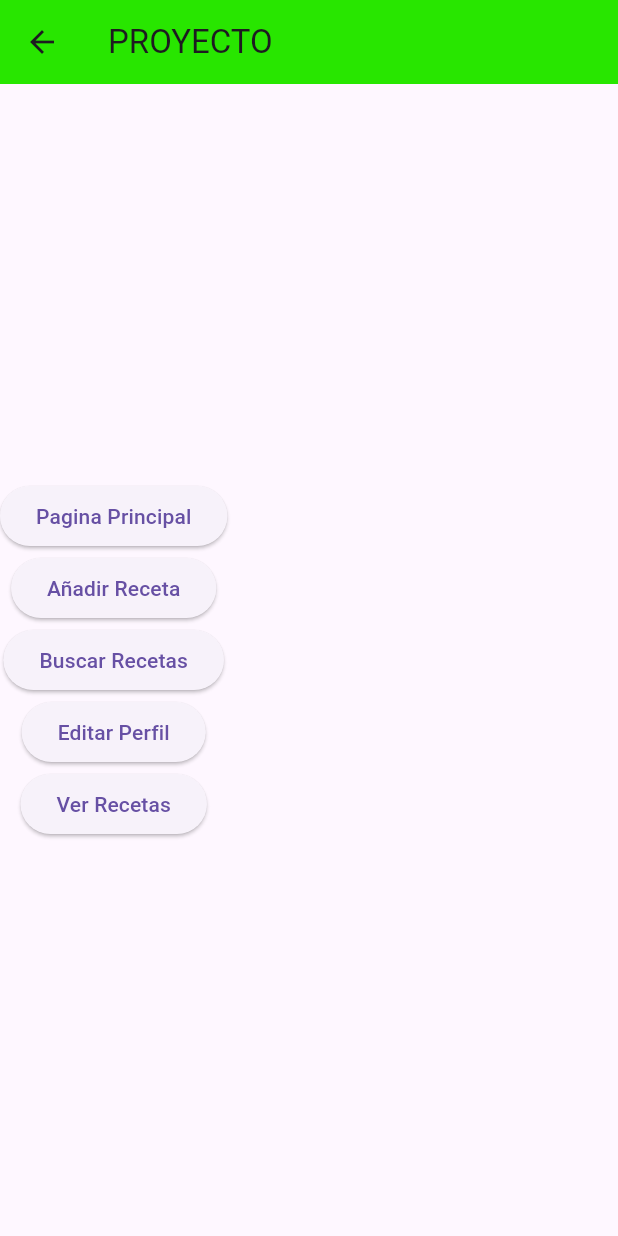
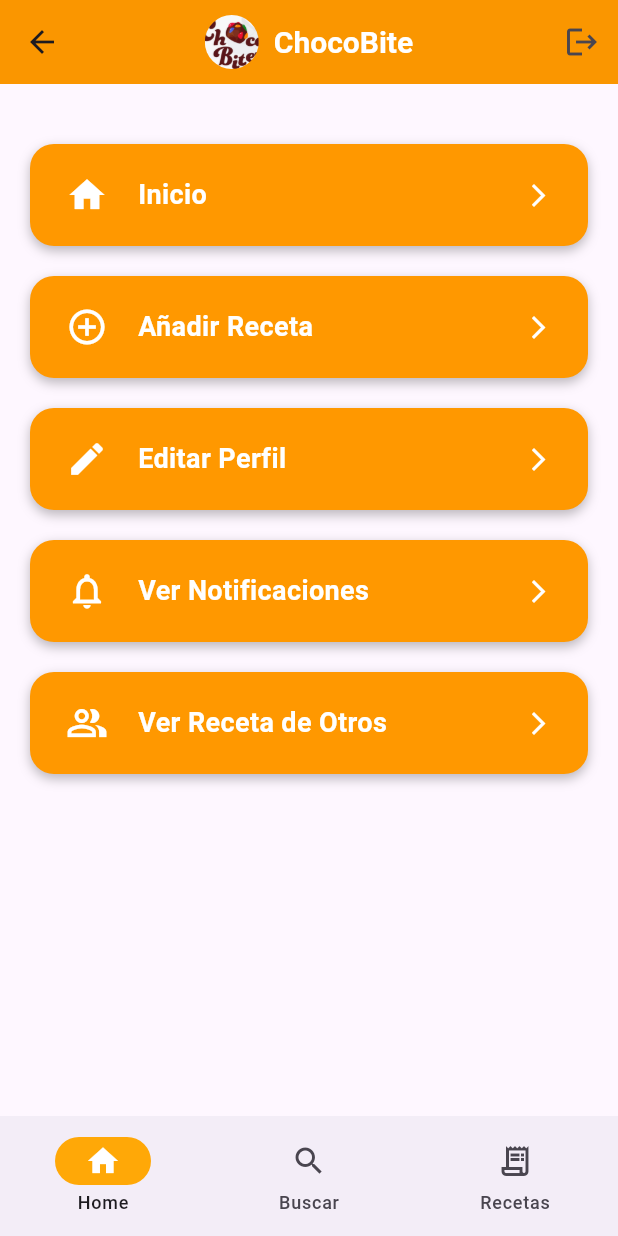
Before and after one commit to FioreEnojona/movil2Proyecto, a Flutter app: the Menu screen opened by its route, on a phone screen of 412 x 824 dp. Run offline on Flutter 3.47's test engine with Material 3 defaults, Android fonts, the phone set to English and light mode, and no system bars; our stand-ins replace sqflite; accounts and stored records are empty.

Commit message:
ya sirve todo, bueno hasta donde puede servir

```diff
--- a/lib/menu.dart
+++ b/lib/menu.dart
@@ -1,50 +1,219 @@
 import 'package:flutter/material.dart';
+import 'verReceta.dart';
+import 'Busqueda.dart';
+import 'recetasOtros.dart';
 
-class Menu extends StatelessWidget {
+class Menu extends StatefulWidget {
   const Menu({Key? key}) : super(key: key);
+
+  @override
+  State<Menu> createState() => _MenuState();
+}
+
+class _MenuState extends State<Menu> {
+  int _currentIndex = 0;
+
+  void _navigateToPage(int index) {
+    setState(() {
+      _currentIndex = index;
+    });
+  }
+
+  final List<Widget> _pages = [];
+
+  @override
+  void initState() {
+    super.initState();
+    _pages.addAll([
+      HomePage(onTap: _navigateToPage),
+      const BusquedaScreen(),
+      const VerRecetaPage(),
+    ]);
+  }
 
   @override
   Widget build(BuildContext context) {
     return Scaffold(
       appBar: AppBar(
-        backgroundColor: const Color.fromARGB(255, 40, 230, 0),
-        title: const Text("PROYECTO"),
+        backgroundColor: const Color.fromARGB(255, 250, 150, 0),
+        centerTitle: true,
+        title: Row(
+          mainAxisSize: MainAxisSize.min,
+          children: [
+            ClipOval(
+              child: Image.asset(
+                'assets/images/logo_chocobite.jpg',
+                height: 36,
+                width: 36,
+                fit: BoxFit.cover,
+                errorBuilder: (context, error, stackTrace) {
+                  return const Icon(
+                    Icons.image_not_supported,
+                    color: Colors.white,
+                  );
+                },
+              ),
+            ),
+            const SizedBox(width: 10),
+            const Text(
+              'ChocoBite',
+              style: TextStyle(
+                fontSize: 20,
+                fontWeight: FontWeight.bold,
+                color: Colors.white,
+              ),
+            ),
+          ],
+        ),
+        actions: [
+          IconButton(
+            icon: const Icon(Icons.logout),
+            tooltip: 'Cerrar sesión',
+            onPressed: () {
+              showDialog(
+                context: context,
+                builder:
+                    (context) => AlertDialog(
+                      title: const Text("Cerrar sesión"),
+                      content: const Text(
+                        "¿Estás seguro de que querés cerrar sesión?",
+                      ),
+                      actions: [
+                        TextButton(
+                          onPressed: () => Navigator.pop(context),
+                          child: const Text("Cancelar"),
+                        ),
+                        TextButton(
+                          onPressed: () {
+                            Navigator.pushNamedAndRemoveUntil(
+                              context,
+                              '/',
+                              (route) => false,
+                            );
+                          },
+                          child: const Text("Cerrar sesión"),
+                        ),
+                      ],
+                    ),
+              );
+            },
+          ),
+        ],
       ),
-      body: Column(
-        mainAxisAlignment: MainAxisAlignment.center,
-        children: [
-          ElevatedButton(
-            onPressed: () {
-              Navigator.pushNamed(context, '/Inicio');
-            },
-            child: const Text('Pagina Principal'),
+      body: _pages[_currentIndex],
+      bottomNavigationBar: NavigationBar(
+        onDestinationSelected: _navigateToPage,
+        indicatorColor: const Color.fromARGB(255, 255, 168, 7),
+        selectedIndex: _currentIndex,
+        destinations: const [
+          NavigationDestination(
+            selectedIcon: Icon(Icons.home, color: Colors.white),
+            icon: Icon(Icons.home_outlined),
+            label: 'Home',
           ),
-          ElevatedButton(
-            onPressed: () {
-              Navigator.pushNamed(context, '/Registrar');
-            },
-            child: const Text('Añadir Receta'),
+          NavigationDestination(
+            selectedIcon: Icon(Icons.search, color: Colors.white),
+            icon: Icon(Icons.search_outlined),
+            label: 'Buscar',
           ),
-          ElevatedButton(
-            onPressed: () {
-              Navigator.pushNamed(context, '/Busqueda');
-            },
-            child: const Text('Buscar Recetas'),
-          ),
-          ElevatedButton(
-            onPressed: () {
-              Navigator.pushNamed(context, '/editar_perfil');
-            },
-            child: const Text('Editar Perfil'),
-          ),
-          ElevatedButton(
-            onPressed: () {
-              Navigator.pushNamed(context, '/Ver_Recetas');
-            },
-            child: const Text('Ver Recetas'),
+          NavigationDestination(
+            selectedIcon: Icon(Icons.receipt_long, color: Colors.white),
+            icon: Icon(Icons.receipt_long_outlined),
+            label: 'Recetas',
           ),
         ],
       ),
     );
   }
 }
+
+class HomePage extends StatelessWidget {
+  final Function(int) onTap;
+  const HomePage({super.key, required this.onTap});
+
+  @override
+  Widget build(BuildContext context) {
+    return SingleChildScrollView(
+      padding: const EdgeInsets.symmetric(horizontal: 20, vertical: 40),
+      child: Column(
+        children: [
+          _buildMenuButton(
+            context,
+            icon: Icons.home,
+            label: 'Inicio',
+            route: '/Inicio',
+          ),
+          const SizedBox(height: 20),
+          _buildMenuButton(
+            context,
+            icon: Icons.add_circle_outline,
+            label: 'Añadir Receta',
+            route: '/Registrar',
+          ),
+          const SizedBox(height: 20),
+          _buildMenuButton(
+            context,
+            icon: Icons.edit,
+            label: 'Editar Perfil',
+            route: '/editar_perfil',
+          ),
+          const SizedBox(height: 20),
+          _buildMenuButton(
+            context,
+            icon: Icons.notifications_none,
+            label: 'Ver Notificaciones',
+            route: '/Notificaciones',
+          ),
+          const SizedBox(height: 20),
+          _buildMenuButton(
+            context,
+            icon: Icons.people_alt_outlined,
+            label: 'Ver Receta de Otros',
+            route: '/Recetas_Otros',
+          ),
+        ],
+      ),
+    );
+  }
+
+  Widget _buildMenuButton(
+    BuildContext context, {
+    required IconData icon,
+    required String label,
+    required String route,
+  }) {
+    return GestureDetector(
+      onTap: () => Navigator.pushNamed(context, route),
+      child: Container(
+        padding: const EdgeInsets.symmetric(vertical: 20, horizontal: 24),
+        decoration: BoxDecoration(
+          color: Colors.orange,
+          borderRadius: BorderRadius.circular(16),
+          boxShadow: const [
+            BoxShadow(
+              color: Colors.black26,
+              blurRadius: 6,
+              offset: Offset(0, 3),
+            ),
+          ],
+        ),
+        child: Row(
+          children: [
+            Icon(icon, size: 28, color: Colors.white),
+            const SizedBox(width: 20),
+            Text(
+              label,
+              style: const TextStyle(
+                fontSize: 18,
+                color: Colors.white,
+                fontWeight: FontWeight.w600,
+              ),
+            ),
+            const Spacer(),
+            const Icon(Icons.arrow_forward_ios, size: 18, color: Colors.white),
+          ],
+        ),
+      ),
+    );
+  }
+}
```
